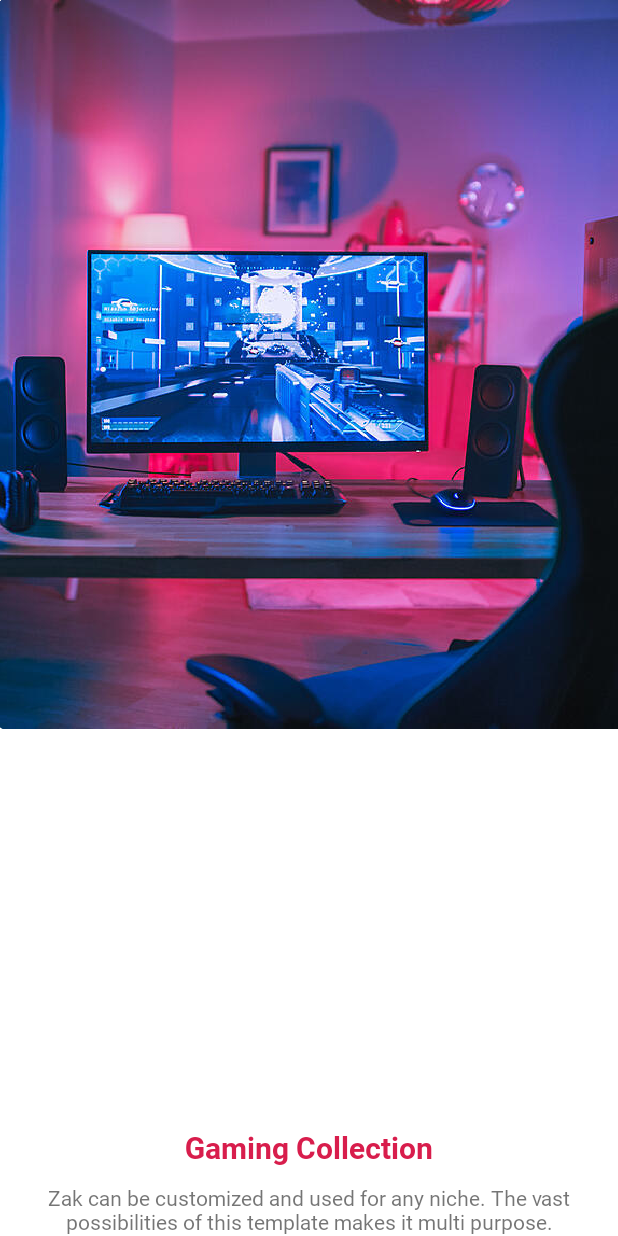
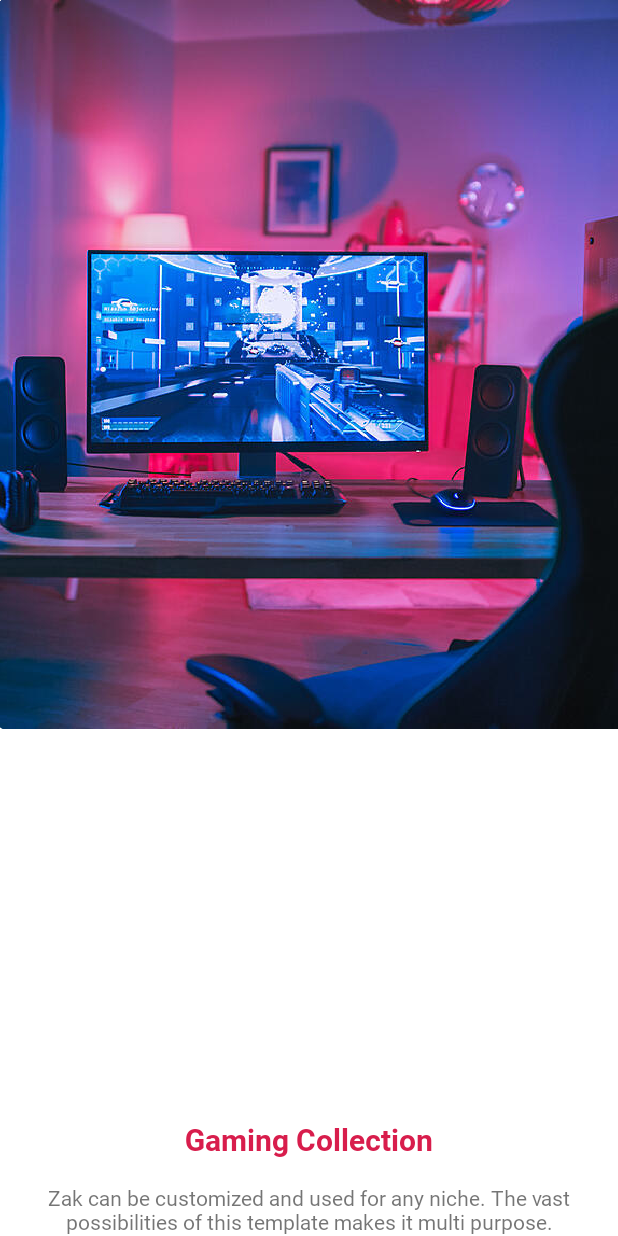
Before and after one commit to daudhrimon/GamEleven-Ecommerce-App, an Android app: the layout onboarding_layout.xml on its own in the app's theme, with its tools: preview values and no code run, on a phone screen of 412 x 824 dp. Run offline under Robolectric (Android 15) with nearby library versions, the phone set to English and light mode, and no system bars.

Commit message:
second commit

```diff
--- a/app/src/main/res/layout/onboarding_layout.xml
+++ b/app/src/main/res/layout/onboarding_layout.xml
@@ -23,7 +23,7 @@
         android:layout_marginStart="10dp"
         android:layout_marginTop="50dp"
         android:layout_marginEnd="10dp"
-        android:layout_marginBottom="10dp"
+        android:layout_marginBottom="15dp"
         android:fontFamily="@font/roboto_bold"
         android:text="@string/onb_header1"
         android:textColor="@color/selector_clr"
```
